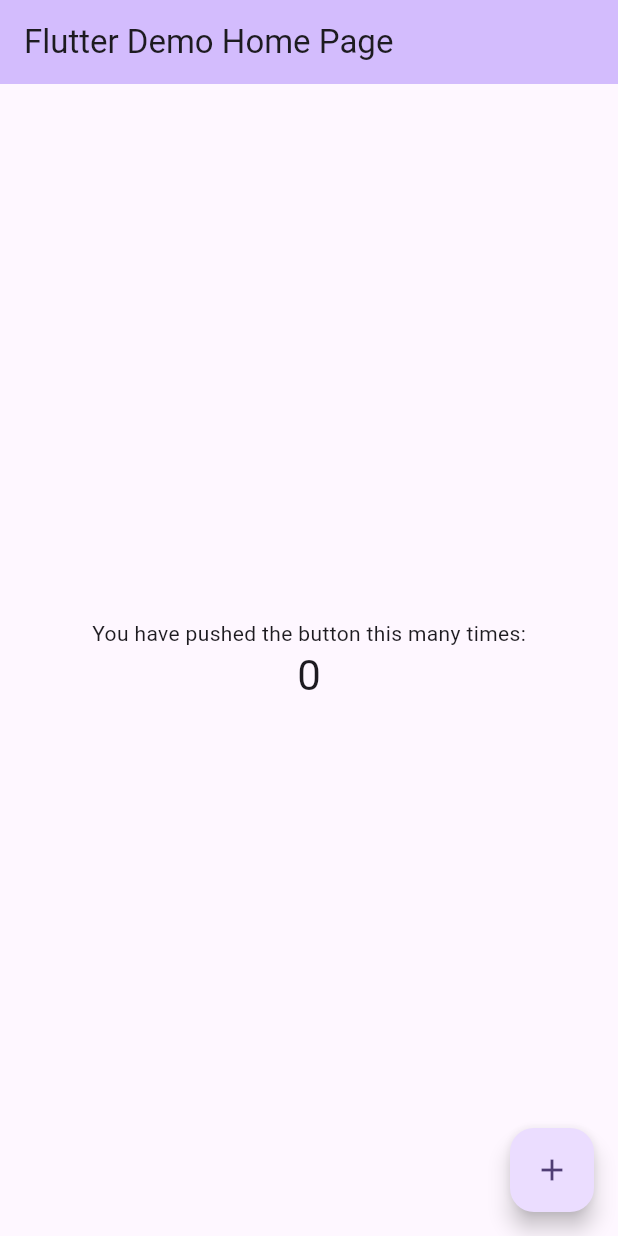
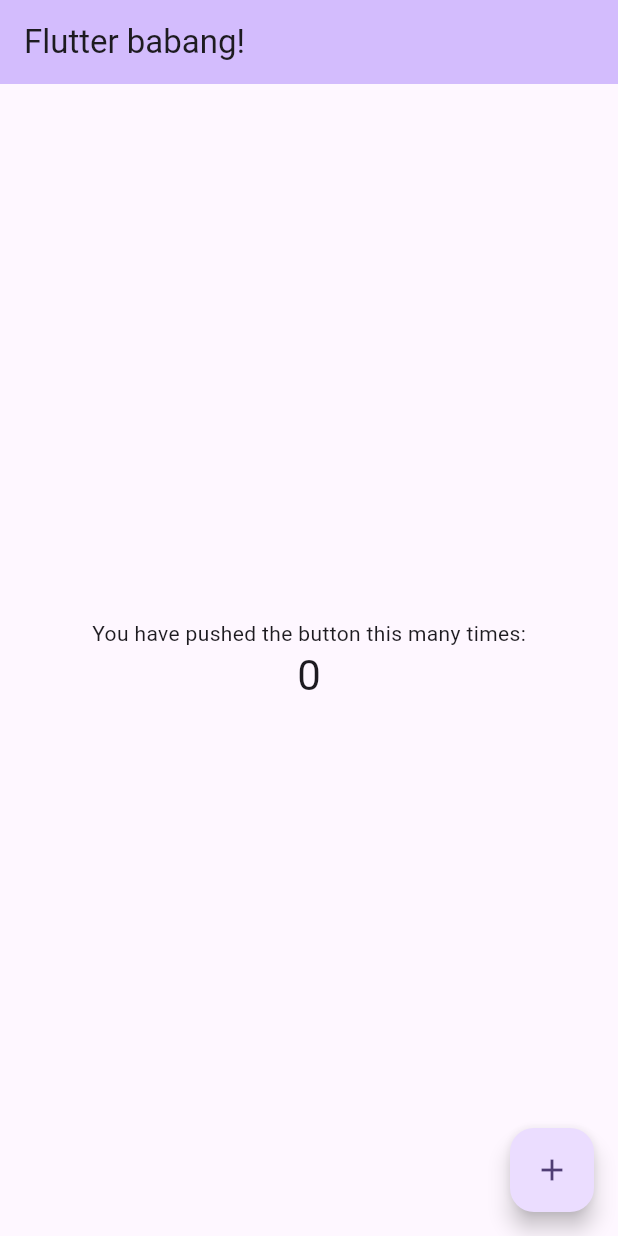
Before and after one commit to Dzaka29/flutter_profile_card, a Flutter app: the screen it shows after launch, on a phone screen of 412 x 824 dp. Run offline on Flutter 3.47's test engine with Material 3 defaults, Android fonts, the phone set to English and light mode, and no system bars.

Commit message:
belaar fundamental flutter-debugging

```diff
--- a/lib/main.dart
+++ b/lib/main.dart
@@ -30,7 +30,8 @@ class MyApp extends StatelessWidget {
         // tested with just a hot reload.
         colorScheme: ColorScheme.fromSeed(seedColor: Colors.deepPurple),
       ),
-      home: const MyHomePage(title: 'Flutter Demo Home Page'),
+      home: const MyHomePage(title: 'Flutter babang!'),
+      debugShowCheckedModeBanner: false,
     );
   }
 }
```
Also changed, not shown: lib/doc_about.dart (added, +48 -0 lines).
